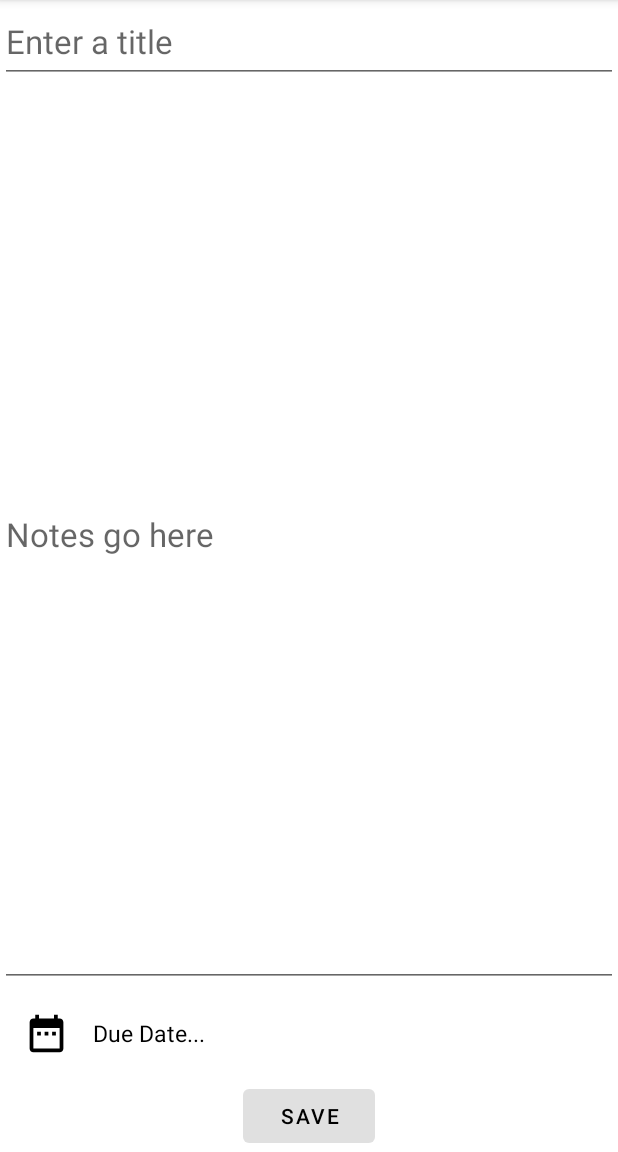
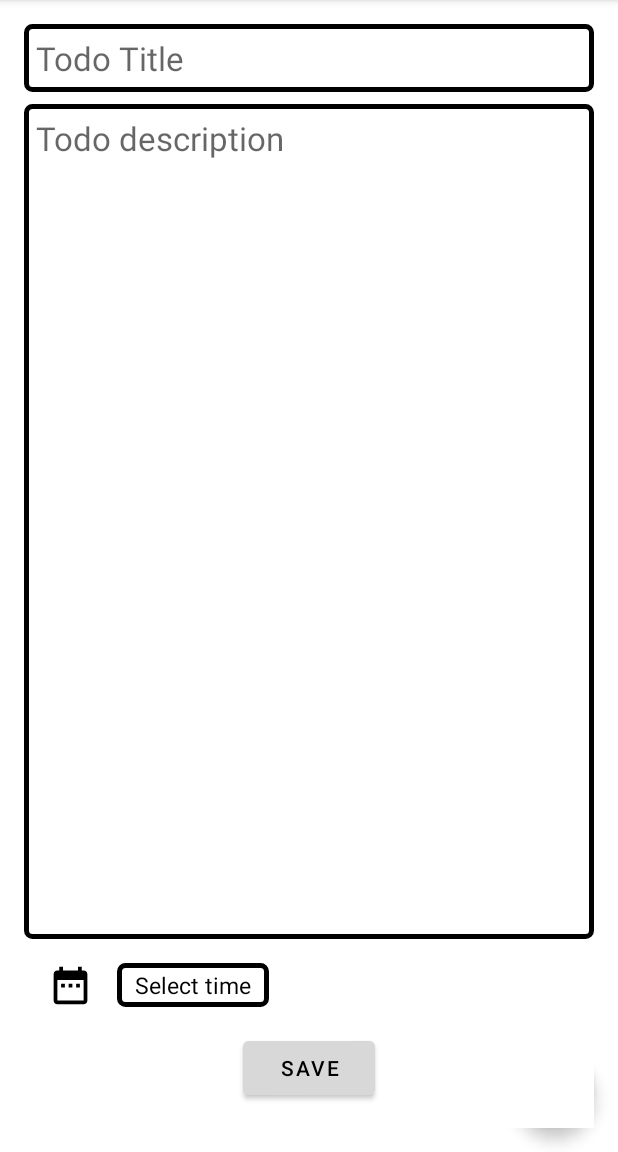
Before and after one commit to ibrahimali30/Ibtikar-task, an Android app: the screen it shows after launch (MainActivity), after a tap on an icon or button, on a phone screen of 412 x 824 dp, the part 84-1236 px from its top. Run offline under Robolectric (Android 15) with nearby library versions, the phone set to English and light mode, and no system bars; our stand-ins replace Dagger/Hilt's generated code, Room's generated code, RxJava.

Commit message:
main functionality, before dealing with alarm manager

```diff
--- a/app/src/main/java/com/ibrahim/ibtikar_task/base/AppDatabase.kt
+++ b/app/src/main/java/com/ibrahim/ibtikar_task/base/AppDatabase.kt
@@ -6,7 +6,7 @@ import com.ibrahim.ibtikar_task.notes.data.source.local.NotestDao
 
 @Database(
     entities = [Note::class],
-    version = 4 , exportSchema = false
+    version = 5 , exportSchema = false
 )
 abstract class AppDatabase : RoomDatabase() {
 
--- a/app/src/main/java/com/ibrahim/ibtikar_task/notes/data/model/Note.kt
+++ b/app/src/main/java/com/ibrahim/ibtikar_task/notes/data/model/Note.kt
@@ -9,7 +9,8 @@ import java.io.Serializable
 data class Note(
     var title: String,
     var body: String,
-    var time: String,
+    var dateString: String,
+    var time: Long,
     @PrimaryKey(autoGenerate = true)
     var id: Int = 0
 ): Serializable
--- /dev/null
+++ b/app/src/main/res/drawable/border.xml
@@ -0,0 +1,7 @@
+<?xml version="1.0" encoding="utf-8"?>
+<shape android:shape="rectangle"
+    xmlns:android="http://schemas.android.com/apk/res/android">
+    <corners android:radius="4dip" />
+    <stroke android:width="3dip"
+        android:color="@color/black" />
+</shape>
--- a/app/src/main/res/layout/fragment_note_detail.xml
+++ b/app/src/main/res/layout/fragment_note_detail.xml
@@ -1,6 +1,5 @@
 <?xml version="1.0" encoding="utf-8"?>
-<LinearLayout
-    android:orientation="vertical"
+<LinearLayout android:orientation="vertical"
     xmlns:android="http://schemas.android.com/apk/res/android"
     xmlns:app="http://schemas.android.com/apk/res-auto"
     android:layout_width="match_parent"
@@ -8,37 +7,41 @@
     android:background="@color/white"
     style="@style/Theme.AppCompat.Light"
     android:theme="@style/Theme.AppCompat.Light"
-    >
+    android:layout_margin="16dp"
+    xmlns:tools="http://schemas.android.com/tools">
 
     <EditText
         android:id="@+id/note_title"
         android:layout_width="match_parent"
         android:layout_height="wrap_content"
-        android:minHeight="@dimen/toolbar_height"
         android:textColor="#000"
         android:textSize="22sp"
-        android:hint="@string/text_enter_a_title"
+        android:hint="Todo Title"
+        android:background="@drawable/border"
+        android:padding="8dp"
         />
 
 
     <EditText
         android:id="@+id/note_body"
+        android:background="@drawable/border"
         android:layout_width="match_parent"
         android:layout_height="0dp"
-        android:minHeight="@dimen/toolbar_height"
-        android:textColor="#000"
-        android:textSize="22sp"
-        android:hint="@string/text_notes_go_here"
+        android:layout_gravity="top"
         android:layout_weight="1"
-        />
-
-
+        android:gravity="top"
+        android:layout_marginTop="8dp"
+        android:hint="Todo description"
+        tools:text="Some Note description Some Note description Some Note description Some Note description Some Note description Some Note description Some Note description Some Note description Some Note description Some Note description Some Note description Some Note description Some Note description Some Note description Some Note description Some Note description Some Note description Some Note description Some Note description Some Note description Some Note description Some Note description Some Note description Some Note description Some Note description Some Note description "
+        android:padding="8dp"
+        android:textColor="@color/grey4"
+        android:textSize="22sp" />
 
     <LinearLayout
         android:layout_width="match_parent"
         android:layout_height="wrap_content"
         android:orientation="horizontal"
-        android:padding="@dimen/default_view_margin"
+        android:padding="16dp"
         android:gravity="center_vertical"
         android:id="@+id/container_due_date"
 
@@ -51,13 +54,16 @@
             />
 
         <TextView
+            android:background="@drawable/border"
             android:id="@+id/tv_date"
             android:layout_width="wrap_content"
             android:layout_height="wrap_content"
-            android:text="@string/text_due_date"
+            android:text="Select time"
             android:textColor="#000"
             android:textSize="15sp"
-            android:layout_marginStart="@dimen/default_view_margin"
+            android:paddingVertical="4dp"
+            android:paddingHorizontal="12dp"
+            android:layout_marginStart="16dp"
             />
 
 
@@ -65,11 +71,13 @@
 
 
     <Button
+        android:backgroundTint="#D8D8D8"
         android:id="@+id/btSaveNote"
         android:textColor="@color/black"
         android:layout_width="wrap_content"
         android:layout_height="wrap_content"
         android:layout_gravity="center"
+        android:layout_marginBottom="16dp"
         android:text="save"/>
 
 
--- a/app/src/main/res/values/strings.xml
+++ b/app/src/main/res/values/strings.xml
@@ -1,7 +1,4 @@
 <resources>
     <string name="app_name">Ibtikar-task</string>
-    <string name="text_due_date">Due Date...</string>
-    <string name="text_enter_a_title">Enter a title</string>
-    <string name="text_notes_go_here">Notes go here</string>
 
 </resources>
```
Also changed, not shown: app/src/main/java/com/ibrahim/ibtikar_task/base/extension/DateExtension.kt (added, +15 -0 lines), app/src/main/java/com/ibrahim/ibtikar_task/notes/presentation/view/adapter/NoteListAdapter.kt (+5 -5 lines), app/src/main/java/com/ibrahim/ibtikar_task/notes/presentation/view/fragment/NoteDetailFragment.kt (+27 -38 lines), app/src/main/java/com/ibrahim/ibtikar_task/notes/presentation/view/helper/TimePickerHelper.kt (added, +51 -0 lines), app/src/main/res/layout/layout_note_list_item.xml (+41 -36 lines), app/src/main/res/values/dimen.xml (deleted, +0 -27 lines).
